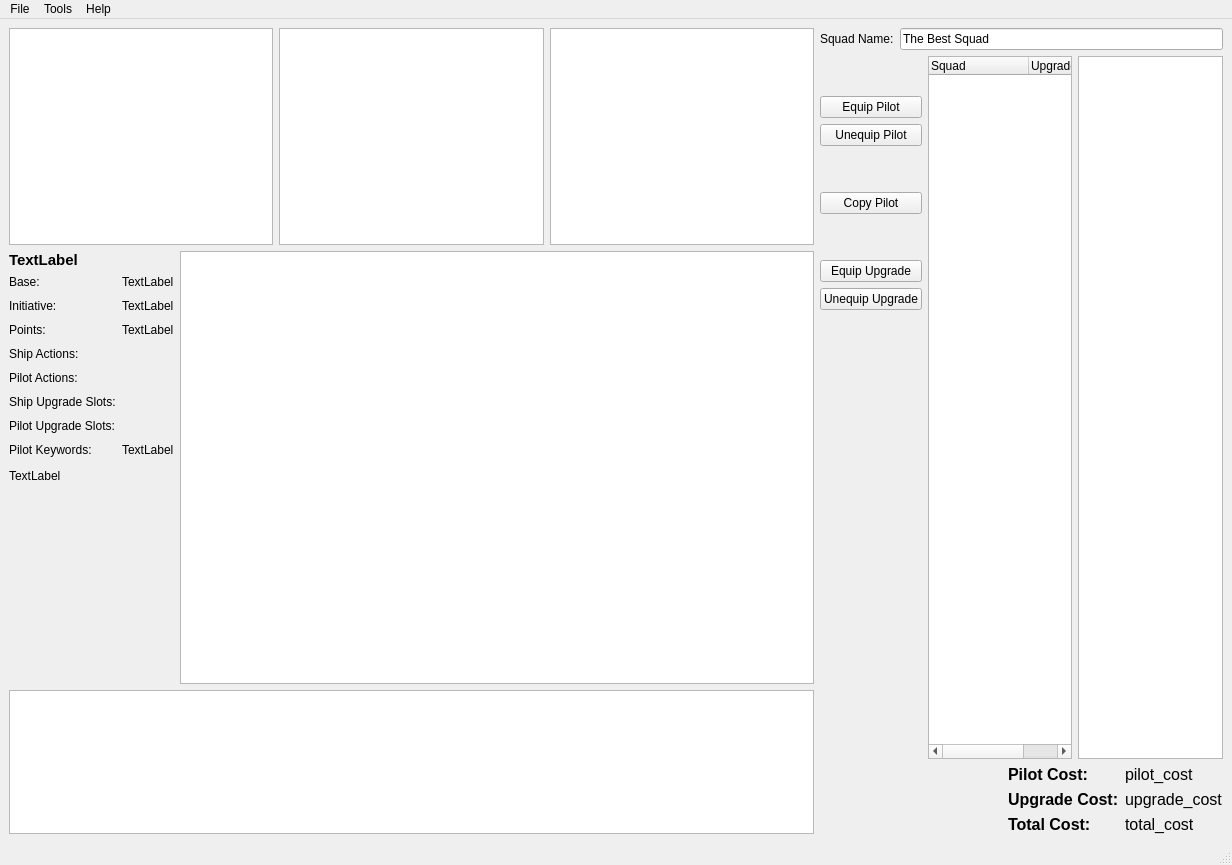
This is qt_designer/main_window.ui in flipperlord/x-wing-squad-builder as Qt 5 draws it before an edit. The edited form follows.
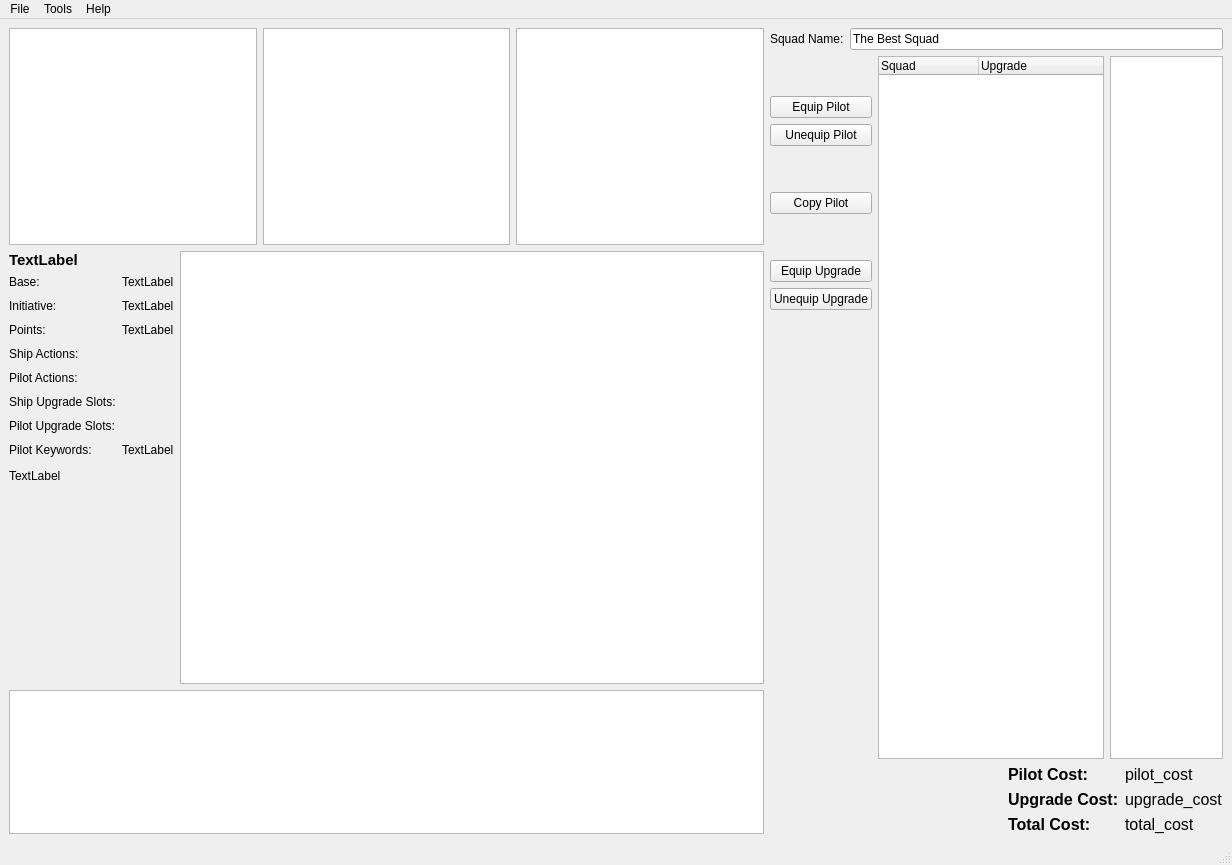
This is the edited form. Icons and pictures are not drawn. Custom widgets are drawn as their Qt base class.

Commit message: change layout ratios

What changed in the file:
```diff
--- a/qt_designer/main_window.ui
+++ b/qt_designer/main_window.ui
@@ -20,7 +20,7 @@
   <widget class="QWidget" name="centralwidget">
    <layout class="QGridLayout" name="gridLayout" rowstretch="6">
     <item row="0" column="0">
-     <layout class="QHBoxLayout" name="horizontalLayout_7" stretch="2,1">
+     <layout class="QHBoxLayout" name="horizontalLayout_7" stretch="5,3">
       <item>
        <layout class="QVBoxLayout" name="data_selection_layout" stretch="3,6,2">
         <item>
@@ -261,7 +261,7 @@
          </layout>
         </item>
         <item>
-         <layout class="QHBoxLayout" name="horizontalLayout_9">
+         <layout class="QHBoxLayout" name="horizontalLayout_9" stretch="0,2,1">
           <item>
            <layout class="QVBoxLayout" name="verticalLayout_7" stretch="0,0,0,0,0,0,0,0,10">
             <item>
```
